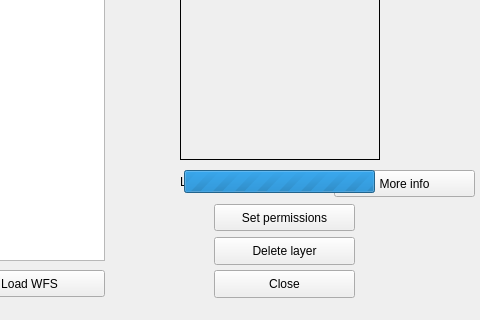
LESPROJEKT/qgis-layman-plugin, file dlg_addLayer.ui: the form before one commit; both pictures show x 236 to 716 and y 90 to 410 of the 716 by 410 pixel window.
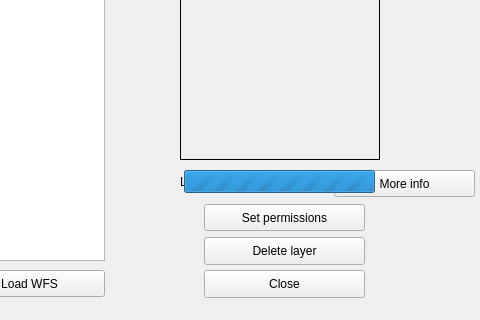
The form after the commit.

Commit message: oprava wfs, oprava chovani prav uzivatele

Diff of the .ui file:
```diff
--- a/dlg_addLayer.ui
+++ b/dlg_addLayer.ui
@@ -68,9 +68,9 @@
   <widget class="QPushButton" name="pushButton_close">
    <property name="geometry">
     <rect>
-     <x>450</x>
+     <x>440</x>
      <y>360</y>
-     <width>141</width>
+     <width>161</width>
      <height>28</height>
     </rect>
    </property>
@@ -136,9 +136,9 @@
   <widget class="QPushButton" name="pushButton_delete">
    <property name="geometry">
     <rect>
-     <x>450</x>
+     <x>440</x>
      <y>327</y>
-     <width>141</width>
+     <width>161</width>
      <height>28</height>
     </rect>
    </property>
@@ -181,9 +181,9 @@
   <widget class="QPushButton" name="pushButton_setPermissions">
    <property name="geometry">
     <rect>
-     <x>450</x>
+     <x>440</x>
      <y>294</y>
-     <width>141</width>
+     <width>161</width>
      <height>27</height>
     </rect>
    </property>
```
The commit also changes 2 other files.
